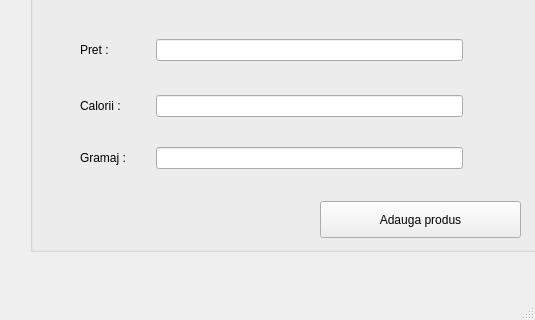
Above: ui/productadder.ui from decemyn/food-management before the change; both pictures show x 0 to 535 and y 329 to 649 of the 535 by 649 pixel window. Below: the same form after it.
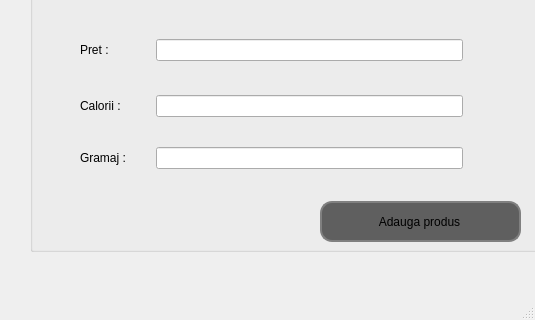
That is the form after the change. Icons and pictures are not drawn.

Commit message: Statistic menu gui done

Diff of the .ui file:
```diff
--- a/ui/productadder.ui
+++ b/ui/productadder.ui
@@ -261,9 +261,25 @@
        <x>290</x>
        <y>380</y>
        <width>201</width>
-       <height>37</height>
+       <height>41</height>
       </rect>
      </property>
+     <property name="styleSheet">
+      <string notr="true">QPushButton{
+background:#5F5F5F;
+border: 2px solid gray;
+border-radius:12px;
+padding:10 10 10 8px;
+
+}
+QPushButton::pressed{
+border: 3px solid black;
+}
+QPushButton::hover{
+ background-color: #B8B8B8;
+ color: 	black;
+}</string>
+     </property>
      <property name="text">
       <string>Adauga produs</string>
      </property>
```
Left out of the diff: 2 changed lines with no effect on the pictures. The commit also changes 6 other files.
